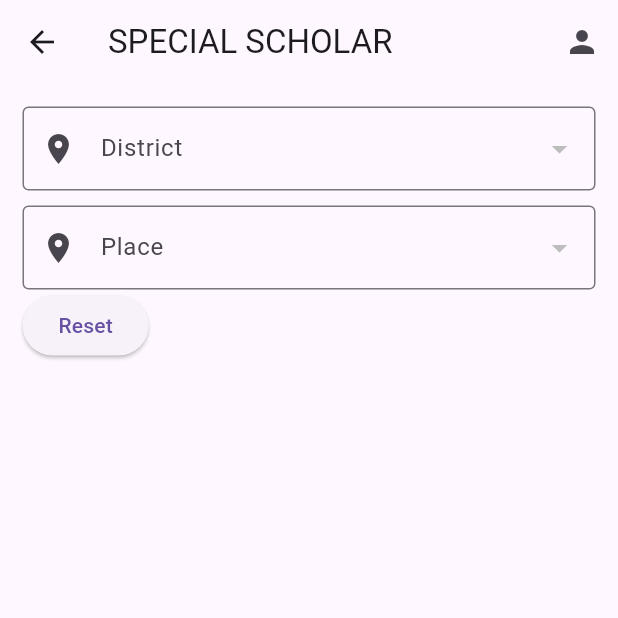
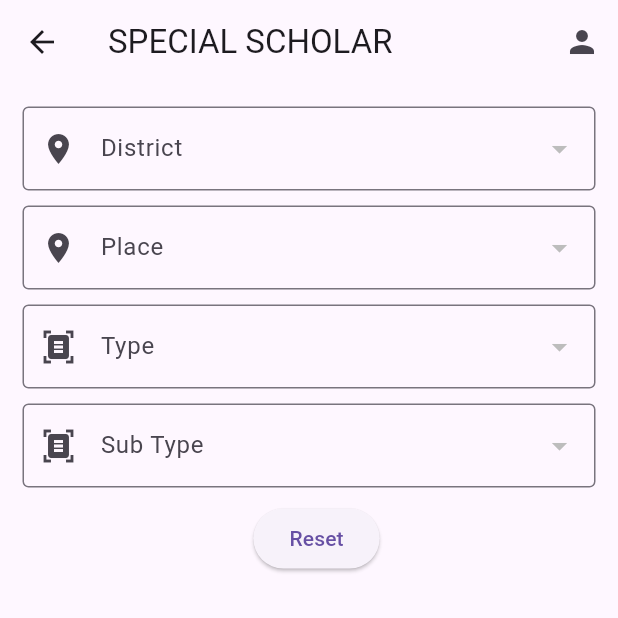
Before and after one commit to navendunandu/Special-Scholar-Flutter-App, a Flutter app: the Searchtrainer screen opened directly, after a tap on "Reset", on a phone screen of 412 x 824 dp, the top half of it. Run offline on Flutter 3.47's test engine with Material 3 defaults, Android fonts, the phone set to English and light mode, and no system bars; our stand-ins replace cloud_firestore, file_picker, firebase_auth, firebase_core, firebase_storage, flutter_rating_bar and 4 more; accounts and stored records are empty.

Commit message:
search using type in trainer

```diff
--- a/lib/SearchSchool.dart
+++ b/lib/SearchSchool.dart
@@ -162,6 +162,7 @@ DropdownButtonFormField<String>(
                     setState(() {
                       selectedPlace = newValue;
                     });
+                    searchSchool();
                   },
                   isExpanded: true,
                   items: places.map<DropdownMenuItem<String>>(
@@ -179,9 +180,6 @@ DropdownButtonFormField<String>(
                     return null;
                   },
                 ),
-                ElevatedButton(onPressed: (){
-                  searchSchool();
-                }, child: Text('Search')),
                 SizedBox(
                   height: 10,
                 ),
--- a/lib/SearchTrainer.dart
+++ b/lib/SearchTrainer.dart
@@ -15,8 +15,12 @@ class _SearchtrainerState extends State<Searchtrainer> {
   List<Map<String, dynamic>> trainers = []; // List to store trainer data
   List<Map<String, dynamic>> districts = [];
   List<Map<String, dynamic>> places = [];
+  List<Map<String, dynamic>> types = [];
+  List<Map<String, dynamic>> subtypes = [];
   String? selectedDistrict;
   String? selectedPlace;
+  String? selectedType;
+  String? selectedSubType;
   List<Map<String, dynamic>> originalTrainers = []; // Store the original list of trainers
 
   @override
@@ -24,6 +28,7 @@ class _SearchtrainerState extends State<Searchtrainer> {
     super.initState();
     fetchTrainers(); // Fetch trainers data when the widget is initialized
     fetchDistricts();
+    fetchType();
   }
 
   Future<void> fetchTrainers() async {
@@ -61,6 +66,26 @@ class _SearchtrainerState extends State<Searchtrainer> {
     }
   }
 
+  Future<void> fetchType() async {
+    try {
+      QuerySnapshot<Map<String, dynamic>> querySnapshot =
+          await FirebaseFirestore.instance.collection('tbl_type').get();
+
+      List<Map<String, dynamic>> temptypes = querySnapshot.docs
+          .map((doc) => {
+                'id': doc.id,
+                'name': doc['type_name'].toString(),
+              })
+          .toList();
+
+      setState(() {
+        types = temptypes;
+      });
+    } catch (e) {
+      print('Error fetching type data: $e');
+    }
+  }
+
   Future<void> fetchPlaceData(id) async {
     places = [];
     try {
@@ -85,11 +110,37 @@ class _SearchtrainerState extends State<Searchtrainer> {
     }
   }
 
+  Future<void> fetchSubtypeData(id) async {
+    print(id);
+    places = [];
+    try {
+      QuerySnapshot<Map<String, dynamic>> querySnapshot1 =
+          await FirebaseFirestore.instance
+              .collection('tbl_subtype')
+              .where('type_id', isEqualTo: id)
+              .get();
+
+      List<Map<String, dynamic>> place = querySnapshot1.docs
+          .map((doc) => {
+                'id': doc.id,
+                'name': doc['subtype_name'].toString(),
+              })
+          .toList();
+
+      setState(() {
+        subtypes = place;
+      });
+    } catch (e) {
+      print('Error fetching place data: $e');
+    }
+  }
+
   Future<void> searchTrainers() async {
     try {
       QuerySnapshot trainerSnapshot = await FirebaseFirestore.instance
           .collection('tbl_trainer')
           .where('place_id', isEqualTo: selectedPlace)
+          .where('subtype_id', isEqualTo: selectedSubType)
           .get();
 
       setState(() {
@@ -106,6 +157,8 @@ class _SearchtrainerState extends State<Searchtrainer> {
       trainers = originalTrainers;
       selectedDistrict = null;
       selectedPlace = null;
+      selectedType = null;
+      selectedSubType = null;
     });
   }
 
@@ -178,7 +231,6 @@ class _SearchtrainerState extends State<Searchtrainer> {
                       setState(() {
                         selectedPlace = newValue;
                       });
-                      searchTrainers();
                     },
                     isExpanded: true,
                     items: places.map<DropdownMenuItem<String>>(
@@ -196,9 +248,78 @@ class _SearchtrainerState extends State<Searchtrainer> {
                       return null;
                     },
                   ),
-                  ElevatedButton(
-                    onPressed: resetSearch,
-                    child: Text('Reset'),
+                  const SizedBox(height: 10),
+                  DropdownButtonFormField<String>(
+                    value: selectedType,
+                    decoration: const InputDecoration(
+                      prefixIcon: Icon(Icons.document_scanner),
+                      labelText: 'Type',
+                      border: OutlineInputBorder(),
+                    ),
+                    onChanged: (String? newValue) {
+                      fetchSubtypeData(newValue);
+                      setState(() {
+                        selectedType = newValue;
+                      });
+                    },
+                    isExpanded: true,
+                    items: types.map<DropdownMenuItem<String>>(
+                      (Map<String, dynamic> district) {
+                        return DropdownMenuItem<String>(
+                          value: district['id'],
+                          child: Text(district['name']),
+                        );
+                      },
+                    ).toList(),
+                    validator: (value) {
+                      if (value == null) {
+                        return 'Please select a type';
+                      }
+                      return null;
+                    },
+                  ),
+                  const SizedBox(height: 10),
+                  DropdownButtonFormField<String>(
+                    decoration: const InputDecoration(
+                      prefixIcon: Icon(Icons.document_scanner),
+                      labelText: 'Sub Type',
+                      border: OutlineInputBorder(),
+                    ),
+                    value: selectedSubType,
+                    onChanged: (String? newValue) {
+                      setState(() {
+                        selectedSubType = newValue;
+                        searchTrainers();
+                      });
+                    },
+                    isExpanded: true,
+                    items: subtypes.map<DropdownMenuItem<String>>(
+                      (Map<String, dynamic> place) {
+                        return DropdownMenuItem<String>(
+                          value: place['id'],
+                          child: Text(place['name']),
+                        );
+                      },
+                    ).toList(),
+                    validator: (value) {
+                      if (value == null) {
+                        return 'Please select a sub type';
+                      }
+                      return null;
+                    },
+                  ),
+                  SizedBox(
+                    height: 10,
+                  ),
+                  Row(
+                    mainAxisAlignment: MainAxisAlignment.center,
+                    children: [
+                      SizedBox(width: 10,),
+                      ElevatedButton(
+                        onPressed: resetSearch,
+                        child: Text('Reset'),
+                      ),
+                    ],
                   ),
                 ],
               ),
```
